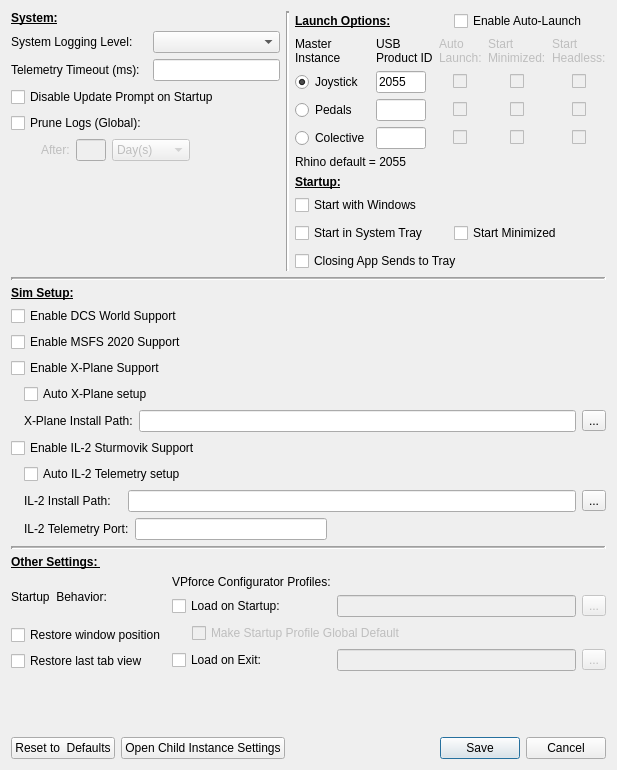
walmis/VPforce-TelemFFB, file SM/system_settings.ui: the form before one commit.
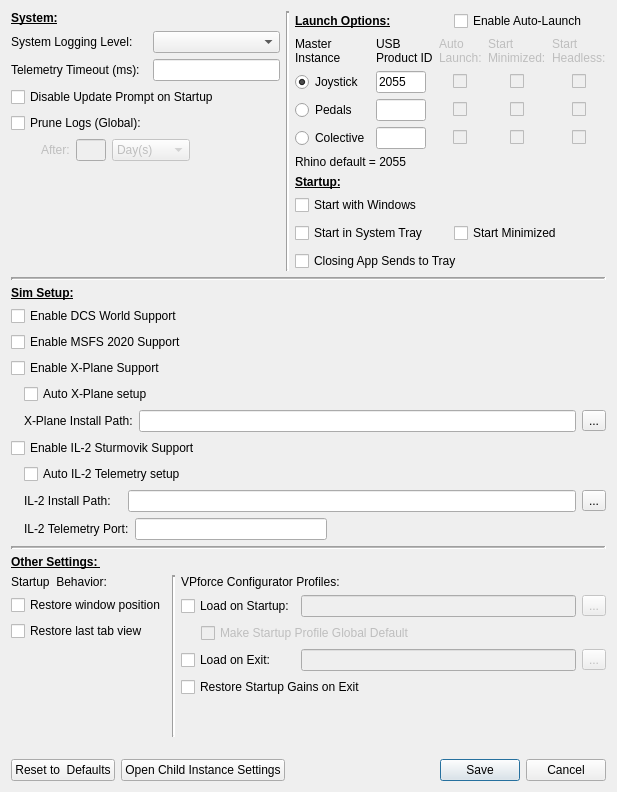
The form after the commit. Custom widgets are drawn as their Qt base class.

Commit message: make configurator gain restoration optional

```diff
--- a/SM/system_settings.ui
+++ b/SM/system_settings.ui
@@ -7,7 +7,7 @@
     <x>0</x>
     <y>0</y>
     <width>617</width>
-    <height>770</height>
+    <height>792</height>
    </rect>
   </property>
   <property name="sizePolicy">
@@ -900,55 +900,67 @@
      <item>
       <layout class="QHBoxLayout" name="horizontalLayout_11">
        <item>
-        <layout class="QVBoxLayout" name="verticalLayout_2">
-         <property name="spacing">
-          <number>6</number>
-         </property>
-         <item>
-          <widget class="QLabel" name="label_8">
-           <property name="text">
-            <string>Startup  Behavior:</string>
-           </property>
-          </widget>
-         </item>
-         <item>
+        <layout class="QGridLayout" name="gridLayout_6">
+         <item row="1" column="0">
           <widget class="LabeledToggle" name="cb_save_geometry">
            <property name="text">
             <string>Restore window position</string>
            </property>
           </widget>
          </item>
-         <item>
+         <item row="0" column="0">
+          <widget class="QLabel" name="label_8">
+           <property name="sizePolicy">
+            <sizepolicy hsizetype="Preferred" vsizetype="Preferred">
+             <horstretch>0</horstretch>
+             <verstretch>0</verstretch>
+            </sizepolicy>
+           </property>
+           <property name="text">
+            <string>Startup  Behavior:</string>
+           </property>
+           <property name="alignment">
+            <set>Qt::AlignLeading|Qt::AlignLeft|Qt::AlignTop</set>
+           </property>
+          </widget>
+         </item>
+         <item row="2" column="0">
           <widget class="LabeledToggle" name="cb_save_view">
            <property name="text">
             <string>Restore last tab view</string>
            </property>
           </widget>
          </item>
+         <item row="3" column="0">
+          <spacer name="verticalSpacer_3">
+           <property name="orientation">
+            <enum>Qt::Vertical</enum>
+           </property>
+           <property name="sizeHint" stdset="0">
+            <size>
+             <width>20</width>
+             <height>40</height>
+            </size>
+           </property>
+          </spacer>
+         </item>
         </layout>
        </item>
+       <item>
+        <widget class="Line" name="line_4">
+         <property name="lineWidth">
+          <number>2</number>
+         </property>
+         <property name="orientation">
+          <enum>Qt::Vertical</enum>
+         </property>
+        </widget>
+       </item>
        <item>
         <layout class="QGridLayout" name="gridLayout_4">
          <property name="verticalSpacing">
           <number>6</number>
          </property>
-         <item row="1" column="0">
-          <widget class="LabeledToggle" name="enableVPConfStartup">
-           <property name="text">
-            <string>Load on Startup:</string>
-           </property>
-          </widget>
-         </item>
-         <item row="1" column="2">
-          <widget class="QToolButton" name="browseVPConfStartup">
-           <property name="enabled">
-            <bool>false</bool>
-           </property>
-           <property name="text">
-            <string>...</string>
-           </property>
-          </widget>
-         </item>
          <item row="3" column="0" alignment="Qt::AlignLeft">
           <widget class="LabeledToggle" name="enableVPConfExit">
            <property name="text">
@@ -956,14 +968,11 @@
            </property>
           </widget>
          </item>
-         <item row="3" column="2" alignment="Qt::AlignRight">
-          <widget class="QToolButton" name="browseVPConfExit">
+         <item row="3" column="1">
+          <widget class="QLineEdit" name="pathVPConfExit">
            <property name="enabled">
             <bool>false</bool>
            </property>
-           <property name="text">
-            <string>...</string>
-           </property>
           </widget>
          </item>
          <item row="2" column="0" colspan="3">
@@ -1006,20 +1015,60 @@
            </property>
           </widget>
          </item>
-         <item row="3" column="1">
-          <widget class="QLineEdit" name="pathVPConfExit">
-           <property name="enabled">
-            <bool>false</bool>
+         <item row="1" column="0">
+          <widget class="LabeledToggle" name="enableVPConfStartup">
+           <property name="text">
+            <string>Load on Startup:</string>
            </property>
           </widget>
          </item>
-         <item row="0" column="0">
+         <item row="0" column="0" colspan="2">
           <widget class="QLabel" name="label_13">
            <property name="text">
             <string>VPforce Configurator Profiles:</string>
            </property>
           </widget>
          </item>
+         <item row="4" column="0" colspan="2">
+          <widget class="LabeledToggle" name="enableResetGainsExit">
+           <property name="text">
+            <string>Restore Startup Gains on Exit</string>
+           </property>
+          </widget>
+         </item>
+         <item row="1" column="2">
+          <widget class="QToolButton" name="browseVPConfStartup">
+           <property name="enabled">
+            <bool>false</bool>
+           </property>
+           <property name="text">
+            <string>...</string>
+           </property>
+          </widget>
+         </item>
+         <item row="3" column="2" alignment="Qt::AlignRight">
+          <widget class="QToolButton" name="browseVPConfExit">
+           <property name="enabled">
+            <bool>false</bool>
+           </property>
+           <property name="text">
+            <string>...</string>
+           </property>
+          </widget>
+         </item>
+         <item row="5" column="0">
+          <spacer name="verticalSpacer_4">
+           <property name="orientation">
+            <enum>Qt::Vertical</enum>
+           </property>
+           <property name="sizeHint" stdset="0">
+            <size>
+             <width>20</width>
+             <height>40</height>
+            </size>
+           </property>
+          </spacer>
+         </item>
         </layout>
        </item>
       </layout>
```
The commit also changes 4 other files.
